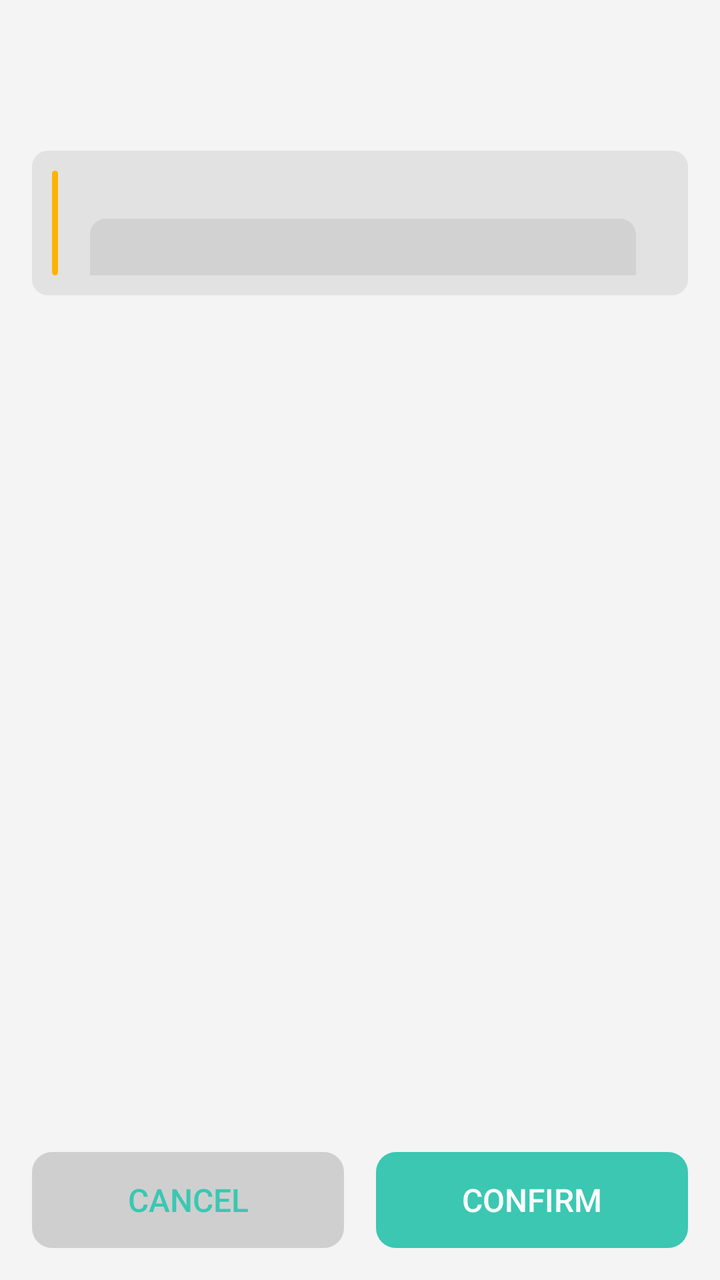
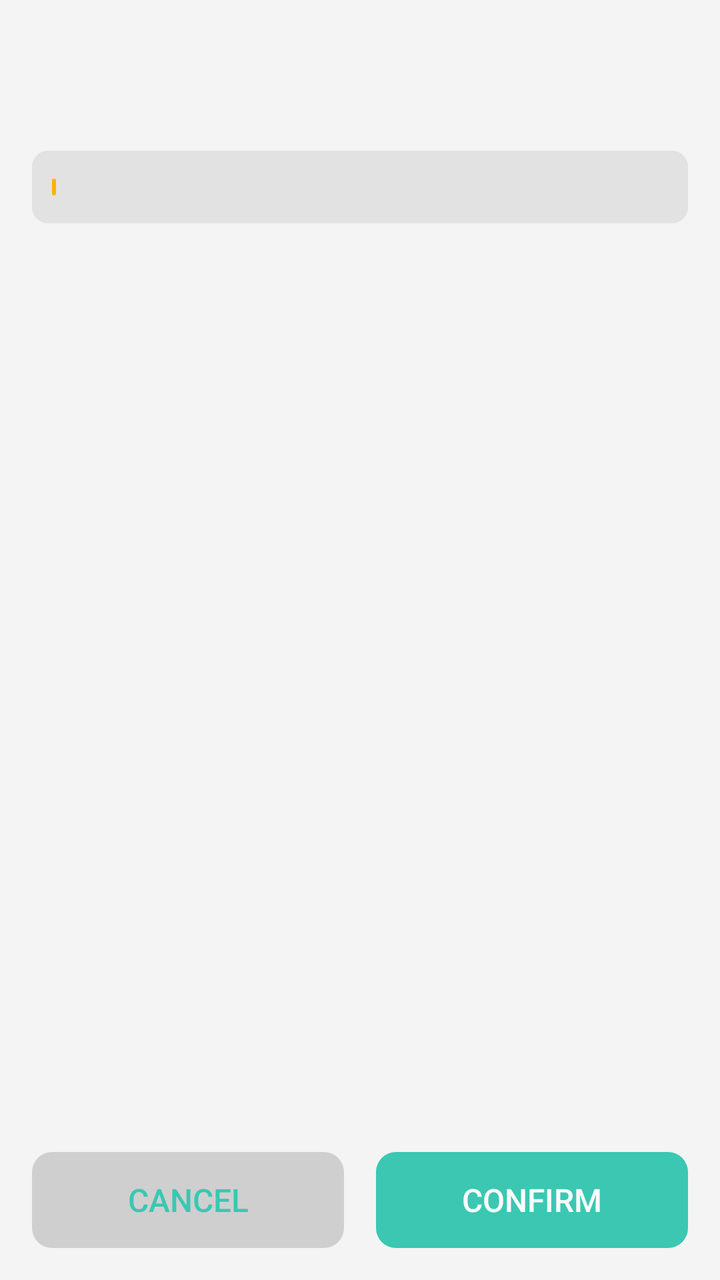

An Android layout rendered at two revisions. The XML below is the earlier revision; the diff shows what the commit changed to produce the second picture.
<!-- AndroidManifest.xml: application theme AppTheme -->
<!-- res/layout/kr_dialog_params.xml -->
<?xml version="1.0" encoding="utf-8"?>
<RelativeLayout xmlns:android="http://schemas.android.com/apk/res/android"
    xmlns:app="http://schemas.android.com/apk/res-auto"
    android:layout_width="match_parent"
    android:layout_height="match_parent"
    android:clickable="true"
    android:focusable="true">

    <LinearLayout
        android:id="@+id/top_bar"
        android:layout_width="match_parent"
        android:layout_height="wrap_content"
        android:orientation="vertical">

        <TextView
            android:id="@+id/title"
            style="@style/dialogTitle" />

        <TextView
            android:id="@+id/desc"
            style="@style/dialogDesc" />

        <LinearLayout
            android:id="@+id/warn_layout"
            style="@style/dialogWarnContainer"
            android:gravity="center_vertical"
            android:orientation="horizontal">
        
            <ImageView
                android:layout_width="3dp"
                android:layout_height="match_parent"
                android:src="@drawable/kr_param_warn"
                android:contentDescription="@null" />
        
            <TextView
                android:id="@+id/warn"
                style="@style/dialogWarn"
                android:paddingStart="10dp" />
        </LinearLayout>

        <TextView
            android:id="@+id/kr_rows"
            android:layout_width="match_parent"
            android:layout_height="wrap_content"
            android:layout_marginStart="16dp"
            android:layout_marginEnd="16dp"
            android:layout_marginTop="8dp"
            android:visibility="gone"
            style="@style/textSmall" />

        <ImageView
            android:id="@+id/kr_rows_photo"
            android:layout_width="match_parent"
            android:layout_height="wrap_content"
            android:layout_marginStart="16dp"
            android:layout_marginEnd="16dp"
            android:layout_marginTop="8dp"
            android:visibility="gone"
            android:scaleType="fitCenter"
            android:adjustViewBounds="true" />
    </LinearLayout>

    <RelativeLayout
        android:id="@+id/kr_params_container"
        android:layout_width="match_parent"
        android:layout_height="match_parent"
        android:layout_below="@+id/top_bar" >

        <ScrollView
            android:id="@+id/kr_params_center"
            android:layout_width="match_parent"
            android:layout_height="match_parent"
            android:requiresFadingEdge="vertical"
            android:scrollbarSize="0dp"
            android:overScrollMode="never"
            android:layout_above="@+id/bottom_actions"
            android:padding="16dp" />

        <LinearLayout
            android:id="@+id/bottom_actions"
            android:orientation="horizontal"
            android:layout_width="match_parent"
            android:layout_height="wrap_content"
            android:layout_alignParentBottom="true"
            android:paddingHorizontal="16dp"
            android:layout_marginTop="0dp"
            android:layout_marginBottom="16dp">

            <Button
                android:id="@id/btn_cancel"
                style="@style/dialogCancelBtn"
                android:text="@string/btn_cancel" />

            <Button
                android:id="@id/btn_confirm"
                style="@style/dialogConfirmBtn"
                android:text="@string/btn_confirm" />
        </LinearLayout>
    </RelativeLayout>
</RelativeLayout>
<!-- resources referenced by this layout -->
<resources>
  <!-- drawable kr_param_warn (drawable) -->
  <?xml version="1.0" encoding="utf-8"?>
  <shape xmlns:android="http://schemas.android.com/apk/res/android"
      android:shape="rectangle">
      <size android:width="2dp" />
      <solid android:color="@color/warning" />
      <corners android:radius="2dp" />
  </shape>
  <string name="btn_cancel">Cancel</string>
  <string name="btn_confirm">Confirm</string>
  <style name="dialogCancelBtn" parent="dialogLargeBtn">
          <item name="android:layout_marginStart">0dp</item>
          <item name="android:background">@drawable/btn_bg_large_secondary</item>
      </style>
  <style name="dialogConfirmBtn" parent="dialogLargeBtn">
          <item name="android:textColor">#FFFFFF</item>
          <item name="android:background">@drawable/btn_bg_large</item>
      </style>
  <style name="dialogDesc" parent="@style/textSmall">
          <item name="android:paddingStart">16dp</item>
          <item name="android:paddingEnd">16dp</item>
          <item name="android:paddingTop">8dp</item>
          <item name="android:layout_width">match_parent</item>
          <item name="android:layout_height">wrap_content</item>
      </style>
  <style name="dialogTitle" parent="@style/textTitle">
          <item name="android:paddingStart">16dp</item>
          <item name="android:paddingEnd">16dp</item>
          <item name="android:paddingTop">16dp</item>
          <item name="android:layout_width">match_parent</item>
          <item name="android:layout_height">wrap_content</item>
      </style>
  <style name="dialogWarn" parent="@style/textSmall">
          <item name="android:layout_width">0dp</item>
          <item name="android:layout_height">wrap_content</item>
          <item name="android:layout_weight">1</item>
      </style>
  <style name="textSmall">
          <item name="android:textColor">?android:attr/textColorSecondary</item>
          <item name="android:textSize">12sp</item>
      </style>
  <color name="warning">#FFB300</color>
  <style name="textTitle">
          <item name="android:textColor">?android:attr/textColorPrimary</item>
          <item name="android:textStyle">bold</item>
          <item name="android:textSize">14dp</item>
      </style>
  <!-- drawable in_card_item_inactive (drawable) -->
  <?xml version="1.0" encoding="utf-8"?>
  <shape xmlns:android="http://schemas.android.com/apk/res/android"
      android:shape="rectangle">
      <solid android:color="?attr/colorParse" />
      <corners android:radius="8dp" />
  </shape>
  <color name="colorPrimary">#64CDB6</color>
  <color name="colorPrimaryDark">#30C7B6</color>
  <color name="colorAccent">#0dbda2</color>
  <color name="colorParseDark">#20605f5f</color>
  <color name="colorPirmDark">#20000000</color>
  <color name="status_bg_light">@android:color/white</color>
  <color name="window_bg_light">#f4f4f4</color>
  <color name="cardBgLight">#CCFFFFFF</color>
  <dimen name="activity_horizontal_margin">16dp</dimen>
  <dimen name="kr_spinner_popup_radius">8dp</dimen>
  <!-- drawable switch_track_disabled (drawable) -->
  <?xml version="1.0" encoding="utf-8"?>
  <shape xmlns:android="http://schemas.android.com/apk/res/android">
      <solid android:color="?attr/colorPirm" />
      <corners android:radius="10dp" />
      <size android:width="66dp" android:height="20dp" />
  </shape>
  <!-- drawable switch_track_close (drawable) -->
  <?xml version="1.0" encoding="utf-8"?>
  <shape xmlns:android="http://schemas.android.com/apk/res/android">
      <solid android:color="?attr/colorPirm" />
      <corners android:radius="10dp" />
      <size android:width="66dp" android:height="20dp" />
  </shape>
  <!-- unchanged entries left out for length: 21 -->
</resources>

<!-- the commit's change to res/layout/kr_dialog_params.xml (unified diff, before → after) -->
@@ -27,8 +27,10 @@
             android:orientation="horizontal">
         
             <ImageView
-                android:layout_width="3dp"
+                android:layout_width="wrap_content"
                 android:layout_height="match_parent"
+                android:layout_marginVertical="4dp"
+                android:adjustViewBounds="true"
                 android:src="@drawable/kr_param_warn"
                 android:contentDescription="@null" />
         
<!-- resource entries referenced after the edit -->
@@ -24,6 +24,7 @@
           <item name="android:paddingTop">8dp</item>
           <item name="android:layout_width">match_parent</item>
           <item name="android:layout_height">wrap_content</item>
+          <item name="android:breakStrategy">simple</item>
       </style>
   <style name="dialogTitle" parent="@style/textTitle">
           <item name="android:paddingStart">16dp</item>
@@ -31,21 +32,25 @@
           <item name="android:paddingTop">16dp</item>
           <item name="android:layout_width">match_parent</item>
           <item name="android:layout_height">wrap_content</item>
+          <item name="android:breakStrategy">simple</item>
       </style>
   <style name="dialogWarn" parent="@style/textSmall">
           <item name="android:layout_width">0dp</item>
           <item name="android:layout_height">wrap_content</item>
           <item name="android:layout_weight">1</item>
+          <item name="android:breakStrategy">simple</item>
       </style>
   <style name="textSmall">
           <item name="android:textColor">?android:attr/textColorSecondary</item>
           <item name="android:textSize">12sp</item>
+          <item name="android:breakStrategy">simple</item>
       </style>
   <color name="warning">#FFB300</color>
-  <style name="textTitle">
+  <style name="textTitle" parent="@style/TextAppearance.AppCompat.Title">
           <item name="android:textColor">?android:attr/textColorPrimary</item>
           <item name="android:textStyle">bold</item>
           <item name="android:textSize">14dp</item>
+          <item name="android:breakStrategy">simple</item>
       </style>
   <!-- drawable in_card_item_inactive (drawable) -->
   <?xml version="1.0" encoding="utf-8"?>
